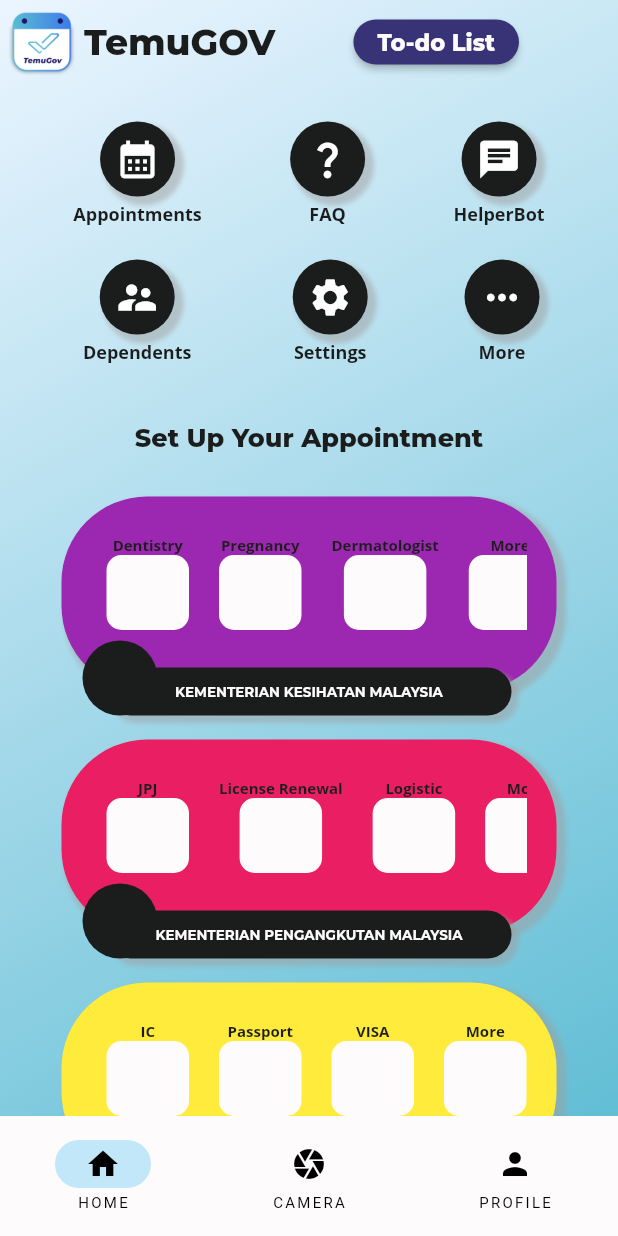
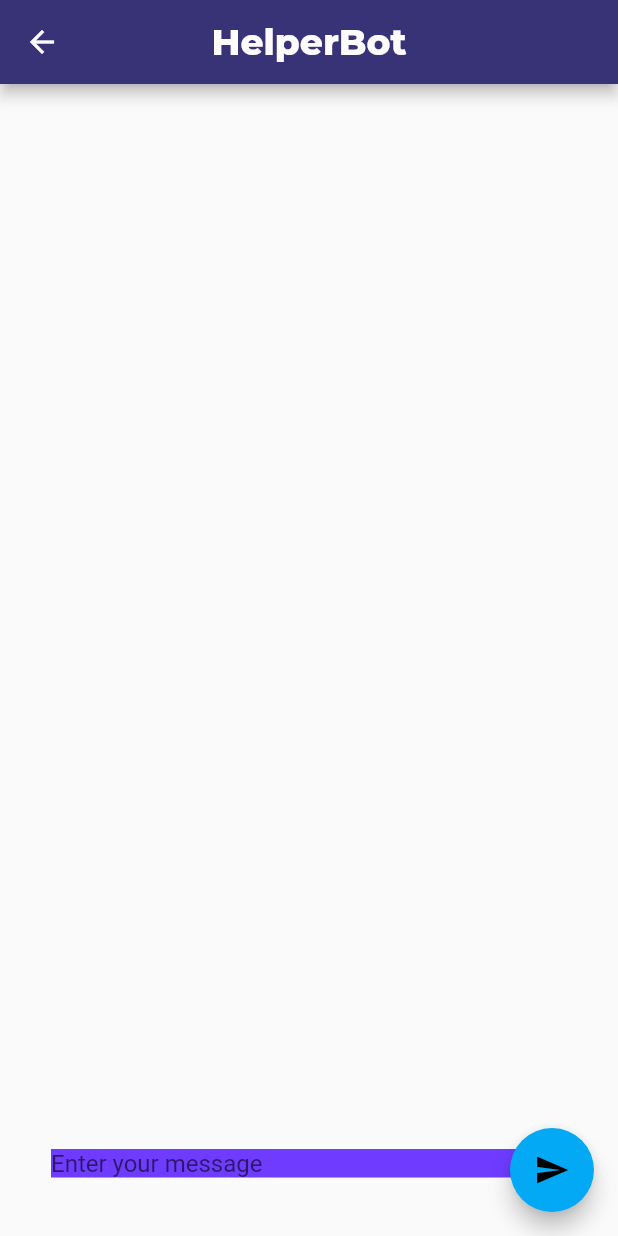
Before and after one commit to Azizie13/TemuGov, a Flutter app: the RootPage screen opened directly, after a tap on the "chat" icon, on a phone screen of 412 x 824 dp. Run offline on Flutter 3.47's test engine with Material 2 defaults, Android fonts, the phone set to English and light mode, and no system bars; our stand-ins replace animated_splash_screen, flutter_signin_button, google_fonts, page_transition.

Commit message:
Added start of chatbot

```diff
--- a/lib/src/main_pages/home/home_page.dart
+++ b/lib/src/main_pages/home/home_page.dart
@@ -2,6 +2,7 @@
 import 'package:temugov_dev/src/app_styles.dart';
 import 'package:temugov_dev/src/main_pages/utils/appointment_mng_page.dart';
 import 'package:temugov_dev/src/main_pages/utils/appointment_page.dart';
+import 'package:temugov_dev/src/main_pages/utils/chatbot_page.dart';
 import 'package:temugov_dev/src/main_pages/utils/dependent_page.dart';
 import 'package:temugov_dev/src/main_pages/utils/faq_page.dart';
 import 'package:temugov_dev/src/main_pages/utils/setting_page.dart';
@@ -189,7 +190,10 @@
                       Navigator.of(context).push(
                           MaterialPageRoute(builder: (context) => FAQPage()));
                     }),
-                    _buildIcon(Icons.chat, "HelperBot", () {}),
+                    _buildIcon(Icons.chat, "HelperBot", () {
+                      Navigator.of(context).push(
+                          MaterialPageRoute(builder: (context) => ChatPage()));
+                    }),
                   ],
                 ),
                 Row(
--- a/lib/src/main_pages/utils/chatbot_page.dart
+++ b/lib/src/main_pages/utils/chatbot_page.dart
@@ -0,0 +1,78 @@
+import 'package:flutter/material.dart';
+import 'package:temugov_dev/src/app_styles.dart';
+
+class ChatPage extends StatefulWidget {
+  const ChatPage({Key? key}) : super(key: key);
+
+  @override
+  _ChatPageState createState() => _ChatPageState();
+}
+
+class _ChatPageState extends State<ChatPage> {
+  final List<String> _messages = [];
+  final TextEditingController _textController = TextEditingController();
+
+  void _handleSubmitted(String text) {
+    _textController.clear();
+    setState(() {
+      _messages.insert(0, text);
+      _messages.insert(0, 'Chatbot: Hello, how can I assist you today?');
+    });
+  }
+
+  @override
+  Widget build(BuildContext context) {
+    return Scaffold(
+      appBar: AppBar(
+        automaticallyImplyLeading: true,
+        centerTitle: true,
+        backgroundColor: kPurple,
+        title: const Text(
+          "HelperBot",
+        ),
+        titleTextStyle: kMontExtraBold.copyWith(fontSize: 24, color: kWhite),
+        foregroundColor: kWhite,
+      ),
+      body: Column(
+        children: [
+          Expanded(
+            child: ListView.builder(
+              reverse: true,
+              itemCount: _messages.length,
+              itemBuilder: (BuildContext context, int index) {
+                final String message = _messages[index];
+                return Container(
+                  margin: const EdgeInsets.symmetric(vertical: 10.0),
+                  child: Text(message),
+                );
+              },
+            ),
+          ),
+          Container(
+            margin: const EdgeInsets.symmetric(horizontal: 8.0),
+            padding: const EdgeInsets.all(12),
+            child: Container(
+              margin: const EdgeInsets.symmetric(horizontal: 14, vertical: 27),
+              decoration: const BoxDecoration(color: kLightPurple),
+              child: TextField(
+                controller: _textController,
+                onSubmitted: _handleSubmitted,
+                decoration: InputDecoration.collapsed(
+                  hintText: 'Enter your message',
+                ),
+              ),
+            ),
+          ),
+        ],
+      ),
+      floatingActionButton: FloatingActionButton(
+        onPressed: () {
+          if (_textController.text.isNotEmpty) {
+            _handleSubmitted(_textController.text);
+          }
+        },
+        child: Icon(Icons.send),
+      ),
+    );
+  }
+}
```
